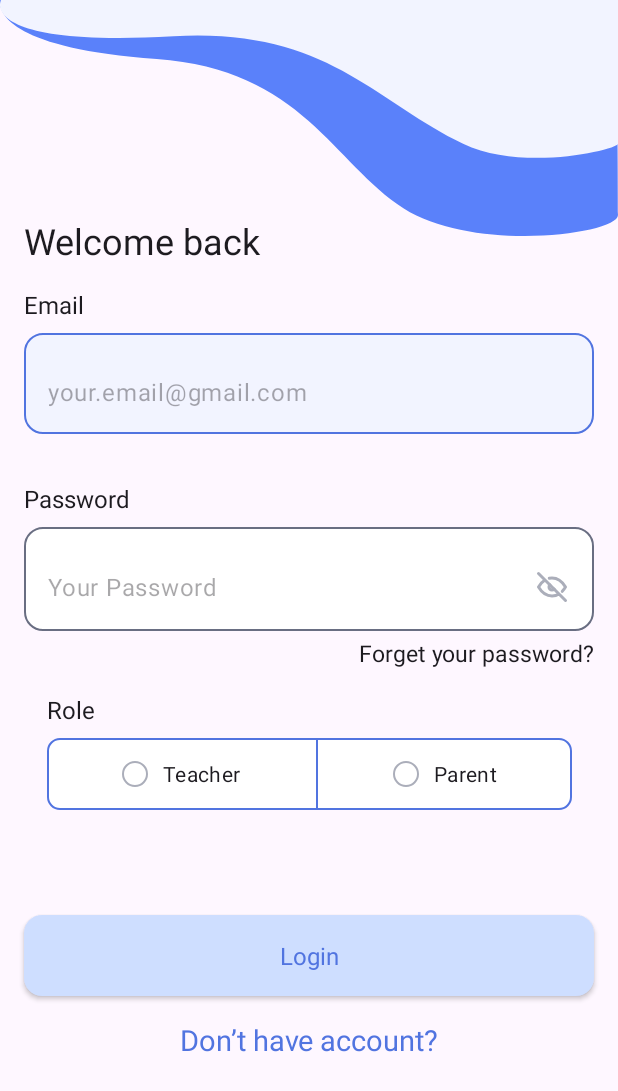
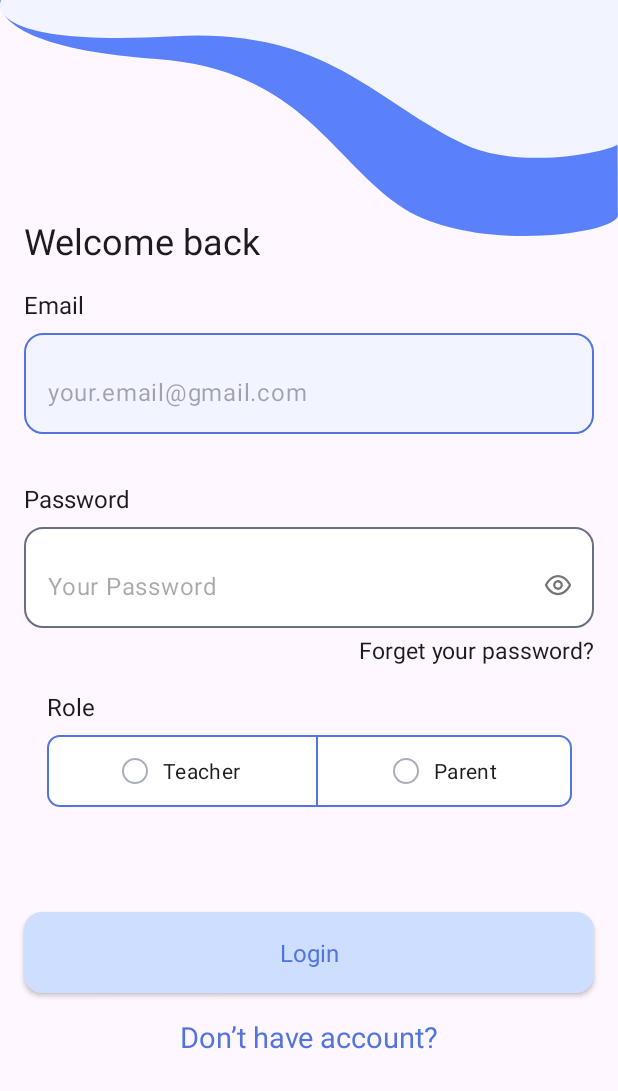
Before and after one commit to HADEER-ESS/school_management, an Android app: the screen it shows after launch (AuthActivity), after a tap on "Login", on a phone screen of 412 x 824 dp. Shown: the top 1091 px of the screen. Run offline under Robolectric (Android 15) with nearby library versions, the phone set to English and light mode, and no system bars; our stand-ins replace Dagger/Hilt's generated code; 1 other tap on this screen came first.

Commit message:
$ add the icvs that used in login screen

```diff
--- /dev/null
+++ b/app/src/main/res/drawable/open_eye_icv.xml
@@ -0,0 +1,12 @@
+<vector xmlns:android="http://schemas.android.com/apk/res/android"
+    android:width="24dp"
+    android:height="24dp"
+    android:viewportWidth="24"
+    android:viewportHeight="24">
+  <path
+      android:pathData="M12,18.75C6.17,18.75 3.43,12.56 3.31,12.3C3.27,12.205 3.25,12.103 3.25,12C3.25,11.897 3.27,11.795 3.31,11.7C3.43,11.44 6.17,5.25 12,5.25C17.83,5.25 20.57,11.44 20.69,11.7C20.73,11.795 20.75,11.897 20.75,12C20.75,12.103 20.73,12.205 20.69,12.3C20.57,12.56 17.83,18.75 12,18.75ZM4.83,12C5.42,13.15 7.83,17.25 12,17.25C16.17,17.25 18.58,13.15 19.17,12C18.58,10.85 16.17,6.75 12,6.75C7.83,6.75 5.42,10.85 4.83,12Z"
+      android:fillColor="#757575"/>
+  <path
+      android:pathData="M12,15.25C11.357,15.25 10.729,15.059 10.194,14.702C9.66,14.345 9.243,13.838 8.997,13.244C8.751,12.65 8.687,11.996 8.812,11.366C8.938,10.736 9.247,10.156 9.702,9.702C10.156,9.247 10.736,8.938 11.366,8.812C11.996,8.687 12.65,8.751 13.244,8.997C13.838,9.243 14.345,9.66 14.702,10.194C15.059,10.729 15.25,11.357 15.25,12C15.247,12.861 14.904,13.686 14.295,14.295C13.686,14.904 12.861,15.247 12,15.25ZM12,10.25C11.654,10.25 11.316,10.353 11.028,10.545C10.74,10.737 10.516,11.01 10.383,11.33C10.251,11.65 10.216,12.002 10.284,12.341C10.351,12.681 10.518,12.993 10.763,13.237C11.007,13.482 11.319,13.649 11.659,13.716C11.998,13.784 12.35,13.749 12.67,13.617C12.99,13.484 13.263,13.26 13.455,12.972C13.647,12.684 13.75,12.346 13.75,12C13.747,11.537 13.562,11.093 13.234,10.766C12.907,10.438 12.463,10.253 12,10.25Z"
+      android:fillColor="#757575"/>
+</vector>
--- /dev/null
+++ b/app/src/main/res/drawable/show_password_action.xml
@@ -0,0 +1,5 @@
+<?xml version="1.0" encoding="utf-8"?>
+<selector xmlns:android="http://schemas.android.com/apk/res/android">
+    <item android:drawable="@drawable/open_eye_icv" android:state_checked="true"/>
+    <item android:drawable="@drawable/close_eye_icv"/>
+</selector>
--- a/app/src/main/res/layout/secure_text_field_input_component.xml
+++ b/app/src/main/res/layout/secure_text_field_input_component.xml
@@ -28,16 +28,17 @@
         app:boxStrokeColor="@color/transparent"
         app:boxBackgroundMode="none"
         android:layout_marginTop="8dp"
+        app:passwordToggleDrawable="@drawable/show_password_action"
+        app:passwordToggleEnabled="true"
         >
         <com.google.android.material.textfield.TextInputEditText
             android:id="@+id/secure_text_field_input_data_edt"
             android:layout_width="match_parent"
-            android:layout_height="match_parent"
-            android:background="@color/transparent"
+            android:layout_height="wrap_content"
+            android:background="@null"
             tools:hint="Your Password"
             android:paddingHorizontal="16dp"
             android:inputType="textPassword"
-            android:drawableEnd="@drawable/close_eye_icv"
             />
 
     </com.google.android.material.textfield.TextInputLayout>
```
